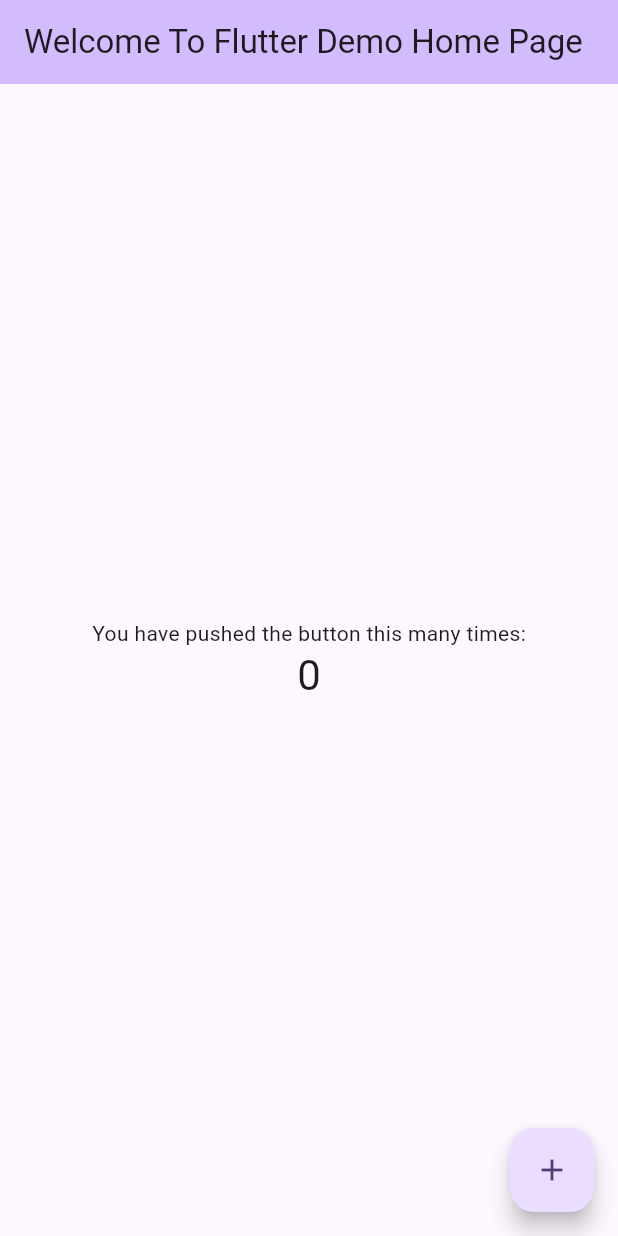
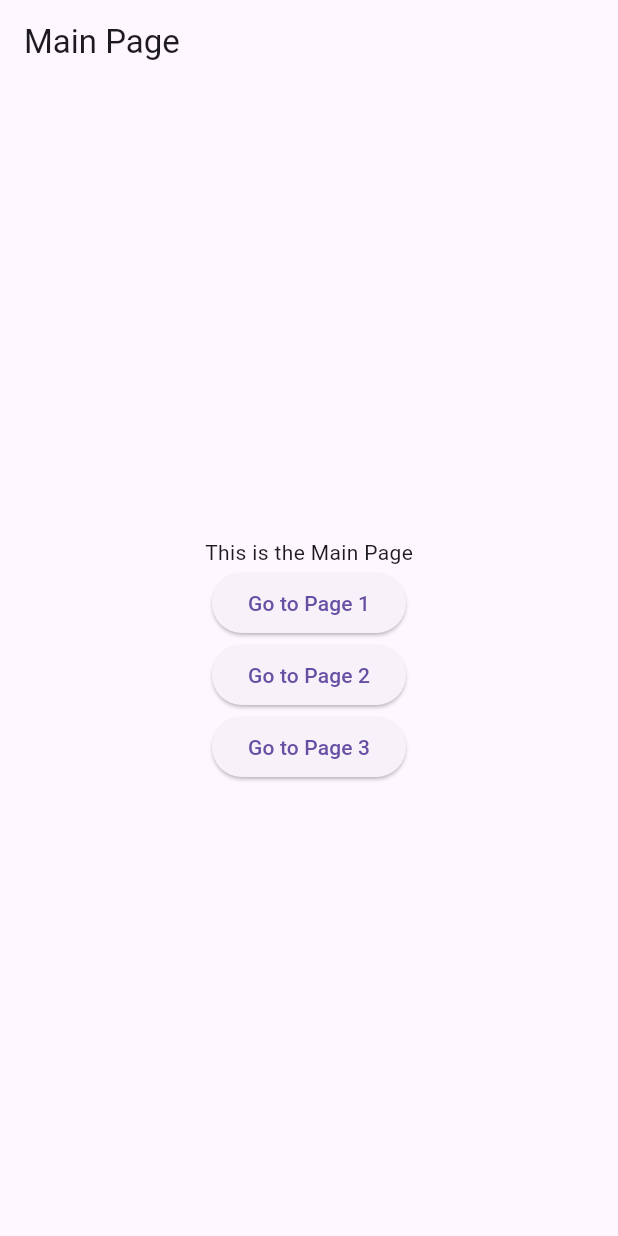
Before and after one commit to ONYIBEFAITHEKUMA/Flutter_Project, a Flutter app: the screen it shows after launch, on a phone screen of 412 x 824 dp. Run offline on Flutter 3.47's test engine with Material 3 defaults, Android fonts, the phone set to English and light mode, and no system bars.

Commit message:
I Added multiple files and navigation to and from main page

```diff
--- /dev/null
+++ b/lib/getting_better.dart
@@ -0,0 +1,24 @@
+import 'package:flutter/material.dart';
+
+class Page3 extends StatelessWidget {
+  @override
+  Widget build(BuildContext context) {
+    return Scaffold(
+      appBar: AppBar(title: Text('Page 3')),
+      body: Center(
+        child: Column(
+          mainAxisAlignment: MainAxisAlignment.center,
+          children: [
+            Text('This is Page 3'),
+            ElevatedButton(
+              onPressed: () {
+                Navigator.pushReplacementNamed(context, '/main');
+              },
+              child: Text('Back to Main Page'),
+            ),
+          ],
+        ),
+      ),
+    );
+  }
+}
--- a/lib/main.dart
+++ b/lib/main.dart
@@ -1,122 +1,18 @@
 import 'package:flutter/material.dart';
+import 'main_page.dart';
 import 'practice.dart';
+import 'try.dart';
+import 'getting_better.dart';
+
 void main() {
-  runApp(const MyApp());
+  runApp(MaterialApp(
+    debugShowCheckedModeBanner: false,
+    initialRoute: '/main',
+    routes: {
+      '/main': (context) => MainPage(),
+      '/page1': (context) => Page1(),
+      '/page2': (context) => Page2(),
+      '/page3': (context) => Page3(),
+    },
+  ));
 }
-
-class MyApp extends StatelessWidget {
-  const MyApp({super.key});
-
-  // This widget is the root of your application.
-  @override
-  Widget build(BuildContext context) {
-    return MaterialApp(
-      title: 'my_first_flutter app',
-      theme: ThemeData(
-        // This is the theme of your application.
-        //
-        // TRY THIS: Try running your application with "flutter run". You'll see
-        // the application has a purple toolbar. Then, without quitting the app,
-        // try changing the seedColor in the colorScheme below to Colors.green
-        // and then invoke "hot reload" (save your changes or press the "hot
-        // reload" button in a Flutter-supported IDE, or press "r" if you used
-        // the command line to start the app).
-        //
-        // Notice that the counter didn't reset back to zero; the application
-        // state is not lost during the reload. To reset the state, use hot
-        // restart instead.
-        //
-        // This works for code too, not just values: Most code changes can be
-        // tested with just a hot reload.
-        colorScheme: ColorScheme.fromSeed(seedColor: Colors.deepPurple),
-      ),
-      home: const MyHomePage(title: 'Welcome To Flutter Demo Home Page'),
-    );
-  }
-}
-
-class MyHomePage extends StatefulWidget {
-  const MyHomePage({super.key, required this.title});
-
-  // This widget is the home page of your application. It is stateful, meaning
-  // that it has a State object (defined below) that contains fields that affect
-  // how it looks.
-
-  // This class is the configuration for the state. It holds the values (in this
-  // case the title) provided by the parent (in this case the App widget) and
-  // used by the build method of the State. Fields in a Widget subclass are
-  // always marked "final".
-
-  final String title;
-
-  @override
-  State<MyHomePage> createState() => _MyHomePageState();
-}
-
-class _MyHomePageState extends State<MyHomePage> {
-  int _counter = 0;
-
-  void _incrementCounter() {
-    setState(() {
-      // This call to setState tells the Flutter framework that something has
-      // changed in this State, which causes it to rerun the build method below
-      // so that the display can reflect the updated values. If we changed
-      // _counter without calling setState(), then the build method would not be
-      // called again, and so nothing would appear to happen.
-      _counter++;
-    });
-  }
-
-  @override
-  Widget build(BuildContext context) {
-    // This method is rerun every time setState is called, for instance as done
-    // by the _incrementCounter method above.
-    //
-    // The Flutter framework has been optimized to make rerunning build methods
-    // fast, so that you can just rebuild anything that needs updating rather
-    // than having to individually change instances of widgets.
-    return Scaffold(
-      appBar: AppBar(
-        // TRY THIS: Try changing the color here to a specific color (to
-        // Colors.amber, perhaps?) and trigger a hot reload to see the AppBar
-        // change color while the other colors stay the same.
-        backgroundColor: Theme.of(context).colorScheme.inversePrimary,
-        // Here we take the value from the MyHomePage object that was created by
-        // the App.build method, and use it to set our appbar title.
-        title: Text(widget.title),
-      ),
-      body: Center(
-        // Center is a layout widget. It takes a single child and positions it
-        // in the middle of the parent.
-        child: Column(
-          // Column is also a layout widget. It takes a list of children and
-          // arranges them vertically. By default, it sizes itself to fit its
-          // children horizontally, and tries to be as tall as its parent.
-          //
-          // Column has various properties to control how it sizes itself and
-          // how it positions its children. Here we use mainAxisAlignment to
-          // center the children vertically; the main axis here is the vertical
-          // axis because Columns are vertical (the cross axis would be
-          // horizontal).
-          //
-          // TRY THIS: Invoke "debug painting" (choose the "Toggle Debug Paint"
-          // action in the IDE, or press "p" in the console), to see the
-          // wireframe for each widget.
-          mainAxisAlignment: MainAxisAlignment.center,
-          children: <Widget>[
-            const Text('You have pushed the button this many times:'),
-            Text(
-              '$_counter',
-              style: Theme.of(context).textTheme.headlineMedium,
-            ),
-          ],
-        ),
-      ),
-      floatingActionButton: FloatingActionButton(
-        onPressed: _incrementCounter,
-        tooltip: 'Increment',
-        child: const Icon(Icons.add),
-      ), // This trailing comma makes auto-formatting nicer for build methods.
-    );
-  }
-}
--- /dev/null
+++ b/lib/main_page.dart
@@ -0,0 +1,36 @@
+import 'package:flutter/material.dart';
+
+class MainPage extends StatelessWidget {
+  @override
+  Widget build(BuildContext context) {
+    return Scaffold(
+      appBar: AppBar(title: Text('Main Page')),
+      body: Center(
+        child: Column(
+          mainAxisAlignment: MainAxisAlignment.center,
+          children: [
+            Text('This is the Main Page'),
+            ElevatedButton(
+              onPressed: () {
+                Navigator.pushNamed(context, '/page1');
+              },
+              child: Text('Go to Page 1'),
+            ),
+            ElevatedButton(
+              onPressed: () {
+                Navigator.pushNamed(context, '/page2');
+              },
+              child: Text('Go to Page 2'),
+            ),
+            ElevatedButton(
+              onPressed: () {
+                Navigator.pushNamed(context, '/page3');
+              },
+              child: Text('Go to Page 3'),
+            ),
+          ],
+        ),
+      ),
+    );
+  }
+}
--- a/lib/practice.dart
+++ b/lib/practice.dart
@@ -1,10 +1,24 @@
 import 'package:flutter/material.dart';
 
-class Practice extends StatelessWidget {
-  const Practice({super.key});
-
+class Page1 extends StatelessWidget {
   @override
   Widget build(BuildContext context) {
-    return MaterialApp(title: 'my_practice_flutter app', theme: ThemeData());
+    return Scaffold(
+      appBar: AppBar(title: Text('Page 1')),
+      body: Center(
+        child: Column(
+          mainAxisAlignment: MainAxisAlignment.center,
+          children: [
+            Text('This is Page 1'),
+            ElevatedButton(
+              onPressed: () {
+                Navigator.pushReplacementNamed(context, '/main');
+              },
+              child: Text('Back to Main Page'),
+            ),
+          ],
+        ),
+      ),
+    );
   }
 }
```
